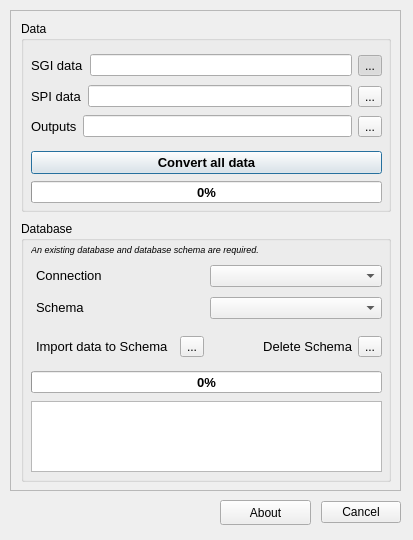
Qt form skkn_tool/skkn_tool_dialog.ui (lfurtkevicova/kn-stuff) before a commit.
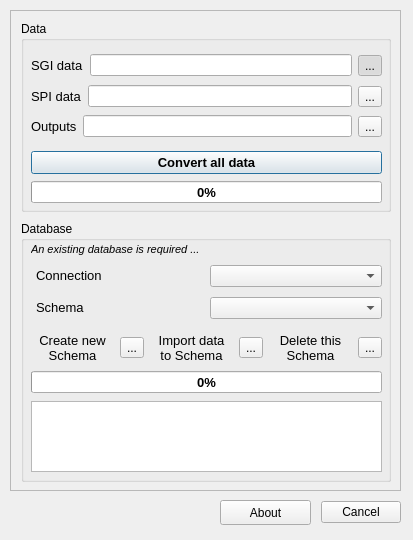
The same form after that commit. Icons and pictures are not drawn.

The edit to the form file:
```diff
--- a/skkn_tool/skkn_tool_dialog.ui
+++ b/skkn_tool/skkn_tool_dialog.ui
@@ -178,14 +178,14 @@
       </property>
       <property name="font">
        <font>
-        <pointsize>9</pointsize>
+        <pointsize>7</pointsize>
         <weight>50</weight>
         <italic>true</italic>
         <bold>false</bold>
        </font>
       </property>
       <property name="text">
-       <string>&lt;html&gt;&lt;head/&gt;&lt;body&gt;&lt;p&gt;&lt;span style=&quot; font-size:7pt; font-style:italic;&quot;&gt;An existing database and database schema are required.&lt;/span&gt;&lt;/p&gt;&lt;/body&gt;&lt;/html&gt;</string>
+       <string>&lt;html&gt;&lt;head/&gt;&lt;body&gt;&lt;p&gt;&lt;span style=&quot; font-size:8pt; font-style:italic;&quot;&gt;An existing database is required ...&lt;/span&gt;&lt;/p&gt;&lt;/body&gt;&lt;/html&gt;</string>
       </property>
      </widget>
      <widget class="QWidget" name="horizontalLayoutWidget_4">
@@ -194,10 +194,37 @@
         <x>10</x>
         <y>110</y>
         <width>351</width>
-        <height>31</height>
+        <height>33</height>
        </rect>
       </property>
       <layout class="QHBoxLayout" name="horizontalLayout">
+       <item>
+        <widget class="QLabel" name="label_7">
+         <property name="font">
+          <font>
+           <pointsize>10</pointsize>
+          </font>
+         </property>
+         <property name="text">
+          <string>Create new
+Schema</string>
+         </property>
+         <property name="alignment">
+          <set>Qt::AlignCenter</set>
+         </property>
+        </widget>
+       </item>
+       <item>
+        <widget class="QToolButton" name="toolButton_4">
+         <property name="text">
+          <string>...</string>
+         </property>
+         <property name="icon">
+          <iconset>
+           <normaloff>:/plugins/skkn_tool/icons/database.png</normaloff>:/plugins/skkn_tool/icons/database.png</iconset>
+         </property>
+        </widget>
+       </item>
        <item>
         <widget class="QLabel" name="label_5">
          <property name="font">
@@ -206,7 +233,11 @@
           </font>
          </property>
          <property name="text">
-          <string>Import data to Schema</string>
+          <string>Import data 
+to Schema</string>
+         </property>
+         <property name="alignment">
+          <set>Qt::AlignCenter</set>
          </property>
          <property name="indent">
           <number>5</number>
@@ -232,10 +263,11 @@
           </font>
          </property>
          <property name="text">
-          <string>Delete Schema</string>
+          <string>Delete this 
+Schema</string>
          </property>
          <property name="alignment">
-          <set>Qt::AlignRight|Qt::AlignTrailing|Qt::AlignVCenter</set>
+          <set>Qt::AlignCenter</set>
          </property>
         </widget>
        </item>
```
